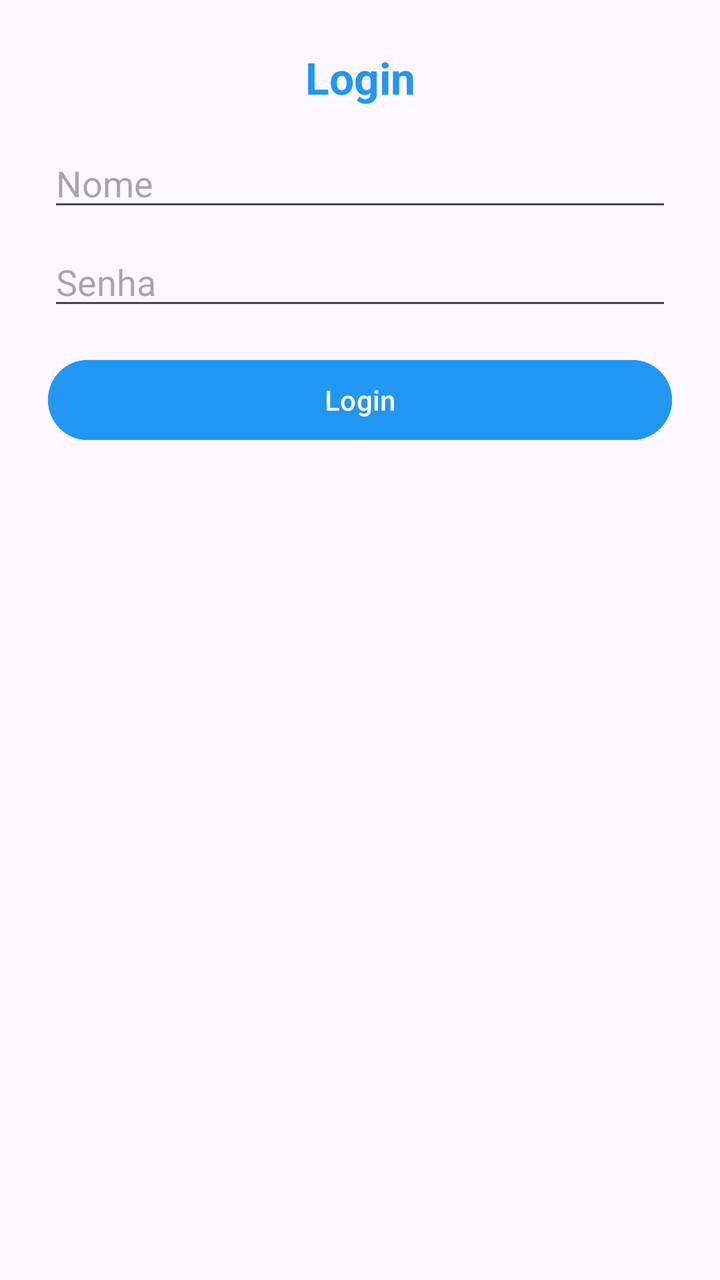
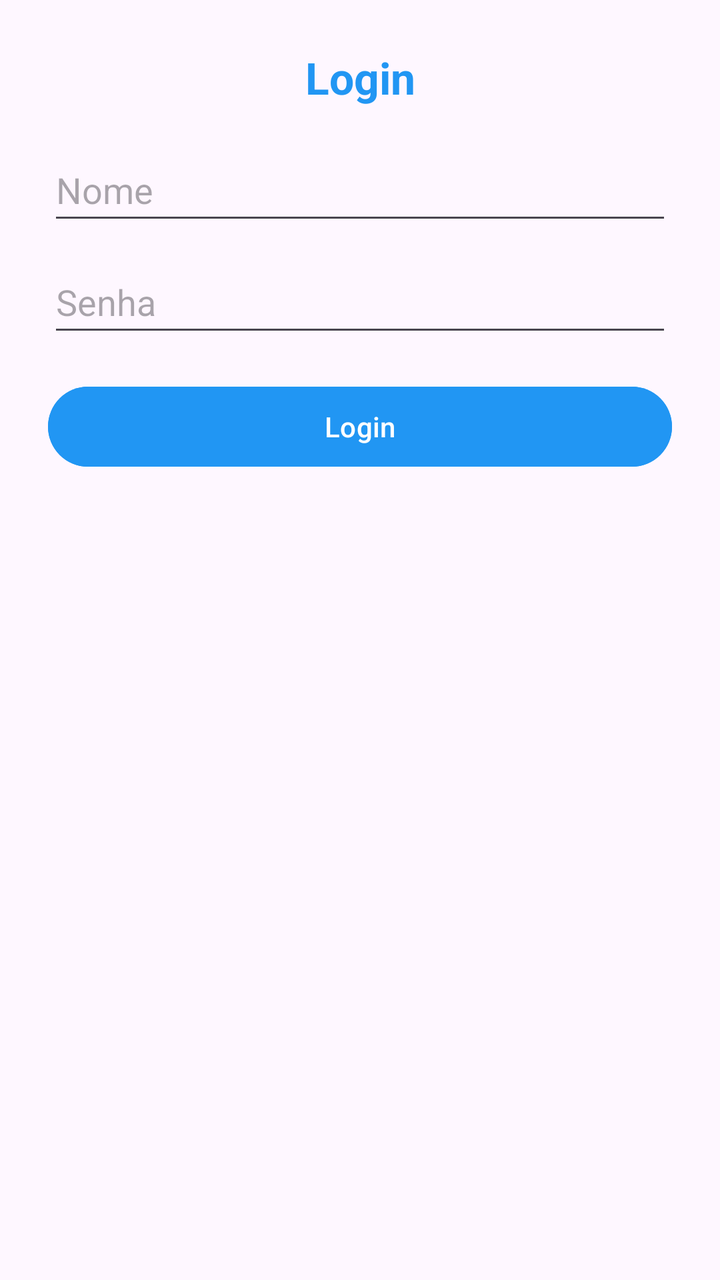

Screens rendered from an Android XML layout before and after an edit, with the pre-edit source and the edit as a unified diff.
<!-- AndroidManifest.xml: application theme Theme.Projeto_semestral_xml -->
<!-- res/layout/activity_login_usuario.xml -->
<androidx.constraintlayout.widget.ConstraintLayout
    xmlns:android="http://schemas.android.com/apk/res/android"
    xmlns:app="http://schemas.android.com/apk/res-auto"
    android:layout_width="match_parent"
    android:layout_height="match_parent"
    android:padding="24dp">

    <TextView
        android:id="@+id/tvTituloLogin"
        android:layout_width="wrap_content"
        android:layout_height="wrap_content"
        android:text="Login"
        android:textSize="22sp"
        android:textStyle="bold"
        android:textColor="#2196F3"
        app:layout_constraintTop_toTopOf="parent"
        app:layout_constraintStart_toStartOf="parent"
        app:layout_constraintEnd_toEndOf="parent"/>

    <EditText
        android:id="@+id/etNome"
        android:layout_width="match_parent"
        android:layout_height="wrap_content"
        android:hint="Nome"
        app:layout_constraintTop_toBottomOf="@id/tvTituloLogin"
        android:layout_marginTop="16dp"/>


    <EditText
        android:id="@+id/etSenha"
        android:layout_width="match_parent"
        android:layout_height="wrap_content"
        android:hint="Senha"
        android:inputType="textPassword"
        app:layout_constraintTop_toBottomOf="@id/etNome"
        android:layout_marginTop="8dp"/>

    <Button
        android:id="@+id/btnLoginUsuario"
        android:layout_width="match_parent"
        android:layout_height="wrap_content"
        android:text="Login"
        android:backgroundTint="#2196F3"
        app:layout_constraintTop_toBottomOf="@id/etSenha"
        android:layout_marginTop="16dp"/>
</androidx.constraintlayout.widget.ConstraintLayout>
<!-- resources referenced by this layout -->
<resources>
  <style name="Theme.Projeto_semestral_xml" parent="Base.Theme.Projeto_semestral_xml" />
  <style name="Base.Theme.Projeto_semestral_xml" parent="Theme.Material3.DayNight.NoActionBar">
          
          
      </style>
</resources>

<!-- the commit's change to res/layout/activity_login_usuario.xml (unified diff, before → after) -->
@@ -1,6 +1,7 @@
 <androidx.constraintlayout.widget.ConstraintLayout
     xmlns:android="http://schemas.android.com/apk/res/android"
     xmlns:app="http://schemas.android.com/apk/res-auto"
+    xmlns:tools="http://schemas.android.com/tools"
     android:layout_width="match_parent"
     android:layout_height="match_parent"
     android:padding="24dp">
@@ -21,26 +22,35 @@
         android:id="@+id/etNome"
         android:layout_width="match_parent"
         android:layout_height="wrap_content"
+        android:layout_marginTop="16dp"
         android:hint="Nome"
-        app:layout_constraintTop_toBottomOf="@id/tvTituloLogin"
-        android:layout_marginTop="16dp"/>
+        android:inputType="text"
+        android:minHeight="48dp"
+        app:layout_constraintEnd_toEndOf="parent"
+        app:layout_constraintStart_toStartOf="parent"
+        app:layout_constraintTop_toBottomOf="@id/tvTituloLogin" />
 
 
     <EditText
         android:id="@+id/etSenha"
         android:layout_width="match_parent"
         android:layout_height="wrap_content"
+        android:layout_marginTop="8dp"
         android:hint="Senha"
         android:inputType="textPassword"
-        app:layout_constraintTop_toBottomOf="@id/etNome"
-        android:layout_marginTop="8dp"/>
+        android:minHeight="48dp"
+        app:layout_constraintEnd_toEndOf="parent"
+        app:layout_constraintStart_toStartOf="parent"
+        app:layout_constraintTop_toBottomOf="@id/etNome" />
 
     <Button
         android:id="@+id/btnLoginUsuario"
         android:layout_width="match_parent"
         android:layout_height="wrap_content"
+        android:layout_marginTop="16dp"
+        android:backgroundTint="#2196F3"
         android:text="Login"
-        android:backgroundTint="#2196F3"
-        app:layout_constraintTop_toBottomOf="@id/etSenha"
-        android:layout_marginTop="16dp"/>
+        app:layout_constraintEnd_toEndOf="parent"
+        app:layout_constraintStart_toStartOf="parent"
+        app:layout_constraintTop_toBottomOf="@id/etSenha" />
 </androidx.constraintlayout.widget.ConstraintLayout>
